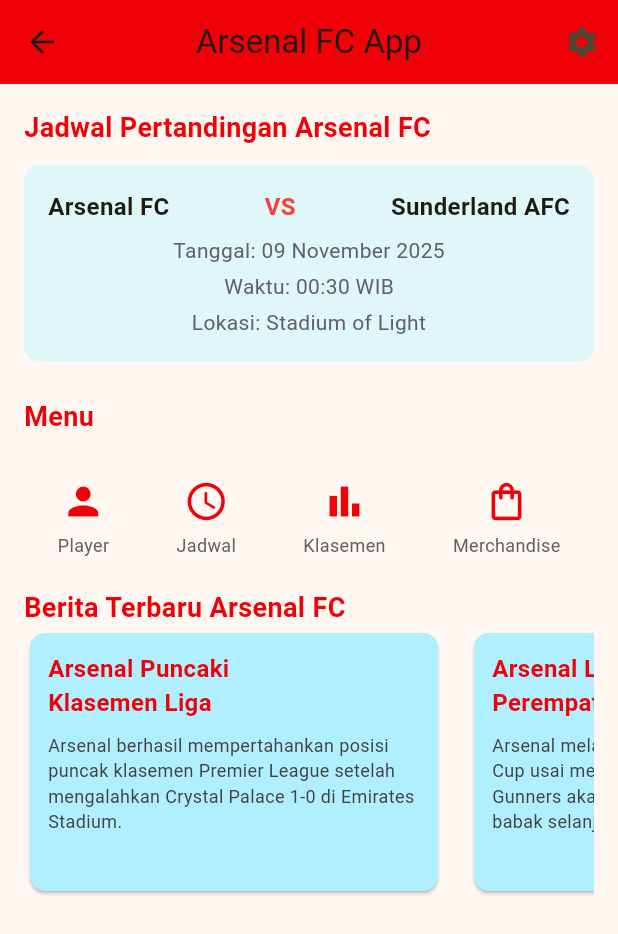
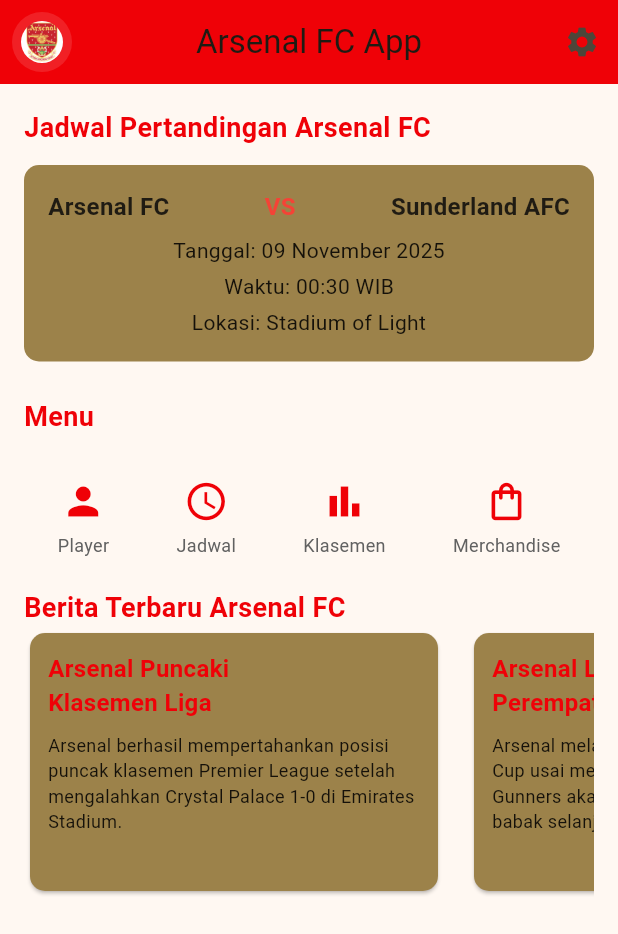
Before and after one commit to taworld-star/AplikasiBola_0040, a Flutter app: the HomePage screen opened by its route, on a phone screen of 412 x 824 dp. Shown: the top 934 px of the screen. Run offline on Flutter 3.47's test engine with Material 3 defaults, Android fonts, the light colour scheme and no system bars.

Commit message:
revision color

```diff
--- a/lib/home_page.dart
+++ b/lib/home_page.dart
@@ -34,28 +34,28 @@
   }
 
   void _navigateToJadwal(BuildContext context) {
-    // Navigator.pushNamed(context, '/jadwal'); // Example route
+    // Navigator.pushNamed(context, '/jadwal');
     ScaffoldMessenger.of(context).showSnackBar(
       const SnackBar(content: Text('Match schedule navigation has not been implemented yet')),
     );
   }
 
   void _navigateToKlasemen(BuildContext context) {
-    // Navigator.pushNamed(context, '/klasemen'); // Example route
+    // Navigator.pushNamed(context, '/klasemen');
     ScaffoldMessenger.of(context).showSnackBar(
       const SnackBar(content: Text('League standings navigation has not been implemented yet')),
     );
   }
 
   void _navigateToMerchandise(BuildContext context) {
-    // Navigator.pushNamed(context, '/merchandise'); // Example route
+    // Navigator.pushNamed(context, '/merchandise');
     ScaffoldMessenger.of(context).showSnackBar(
       const SnackBar(content: Text('Merchandise navigation has not been implemented yet')),
     );
   }
 
   void _navigateToSettings(BuildContext context) {
-    // Navigator.pushNamed(context, '/settings'); // Example route
+    // Navigator.pushNamed(context, '/settings');
     ScaffoldMessenger.of(context).showSnackBar(
       const SnackBar(content: Text('Settings navigation has not been implemented yet')),
     );
@@ -67,7 +67,29 @@
       appBar: AppBar(
         title: const Text('Arsenal FC App'), // Matches the image
         backgroundColor: Theme.of(context).primaryColor, // Use the theme's primary color
-        centerTitle: true, // Centers the title
+        centerTitle: true,
+        leading: GestureDetector(
+          onTap: () {
+            if (Navigator.canPop(context)) Navigator.pop(context);
+          },
+          child: Padding(
+            padding: const EdgeInsets.all(8.0),
+            child: CircleAvatar(
+              radius: 18,
+              backgroundColor: Colors.white.withOpacity(0.12),
+              child: ClipOval(
+                child: Image.asset(
+                  'asset/images/arsenal.png',
+                  fit: BoxFit.cover,
+                  width: 28,
+                  height: 28,
+                  errorBuilder: (_, __, ___) => const Icon(Icons.shield, size: 22, color: Colors.white),
+                ),
+              ),
+            ),
+          ),
+        ),
+         // Centers the title
         actions: [
           // Gear icon for settings
           IconButton(
@@ -95,7 +117,7 @@
               width: double.infinity, // Make container full width
               padding: const EdgeInsets.all(16.0),
               decoration: BoxDecoration(
-                color: const Color(0xFFE0F7FA), // Light blue background for match info, similar to image
+                color: const Color(0xFF9C824A), // Light blue background for match info, similar to image
                 borderRadius: BorderRadius.circular(10.0),
               ),
               child: Column(
@@ -123,18 +145,18 @@
                   const SizedBox(height: 8),
                   Text(
                     'Tanggal: 09 November 2025', // Static data
-                    style: TextStyle(fontSize: 14, color: Colors.grey[700]),
+                    style: TextStyle(fontSize: 14, color: Colors.black87),
                   ),
                   const SizedBox(height: 4),
                   Text(
                     'Waktu: 00:30 WIB', // Static data
-                    style: TextStyle(fontSize: 14, color: Colors.grey[700]),
+                    style: TextStyle(fontSize: 14, color: Colors.black87),
                   ),
                   const SizedBox(height: 4),
                   Text(
                     'Lokasi: Stadium of Light', // Static data
                     textAlign: TextAlign.center,
-                    style: TextStyle(fontSize: 14, color: Colors.grey[700]),
+                    style: TextStyle(fontSize: 14, color: Colors.black87),
                   ),
                 ],
               ),
@@ -204,7 +226,7 @@
     );
   }
 
-  // Helper widget for menu items
+  // widget for menu items
   Widget _buildMenuItem(BuildContext context, IconData icon, String label, Function onTap) {
     return InkWell(
       onTap: () => onTap(context),
@@ -230,7 +252,7 @@
      shape: RoundedRectangleBorder(
         borderRadius: BorderRadius.circular(10.0),
       ),
-      color: const Color.fromARGB(255, 176, 239, 255), // Light grey background for news cards
+      color: const Color(0xFF9C824A), // Light grey background for news cards
       child: Padding(
         padding: const EdgeInsets.all(12.0),
         child: Column(
@@ -250,7 +272,7 @@
             Expanded(
               child: Text(
                 content,
-                style: TextStyle(fontSize: 12, color: Colors.grey[800]),
+                style: TextStyle(fontSize: 12, color: Colors.black87),
               ),
             ),
           ],
--- a/lib/login_page.dart
+++ b/lib/login_page.dart
@@ -144,6 +144,10 @@
 
                       ElevatedButton(
                         onPressed: _login,
+                        style: ElevatedButton.styleFrom(
+                          backgroundColor: const Color(0xFF9C824A),
+                          minimumSize: const Size.fromHeight(48), // Make button full width
+                        ),
                         child: const Text('Login'),
                       ),
                       TextButton(
--- a/lib/registration_page.dart
+++ b/lib/registration_page.dart
@@ -358,8 +358,9 @@
                     ElevatedButton(
                       onPressed: _register,
                       style: ElevatedButton.styleFrom(
-                        backgroundColor: Theme.of(context).primaryColor,
+                        backgroundColor: const Color(0xFF9C824A),
                         padding: const EdgeInsets.symmetric(horizontal: 120.0),
+                        minimumSize: const Size.fromHeight(48), // Make button at least 48 high
                         shape: RoundedRectangleBorder(
                           borderRadius: BorderRadius.circular(10.0),
                         ),
```
